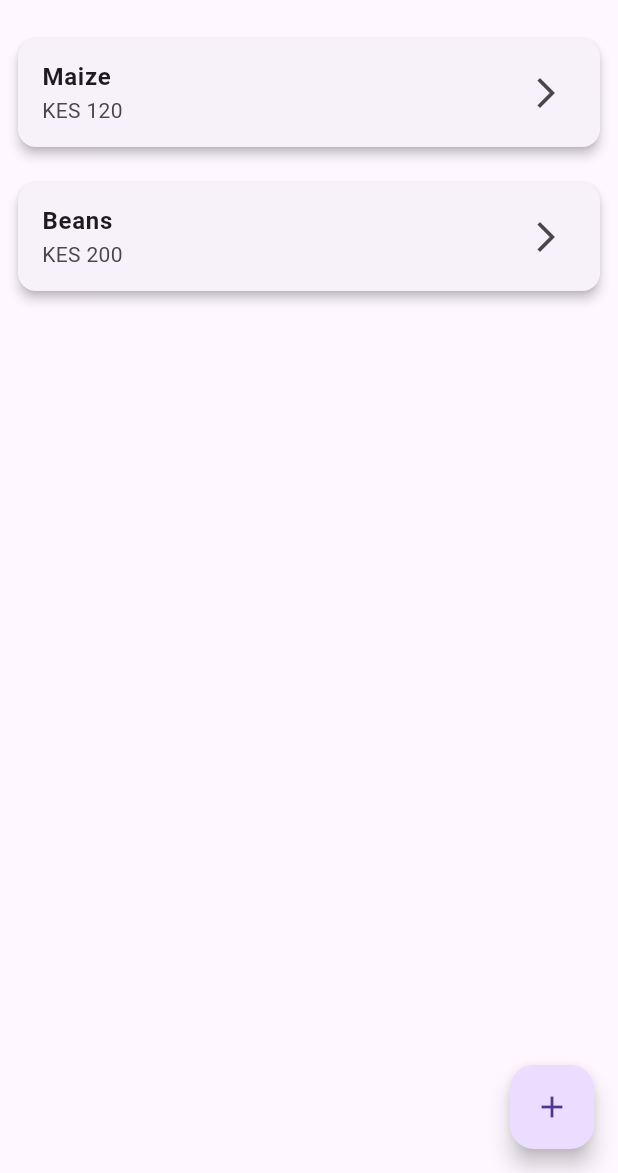
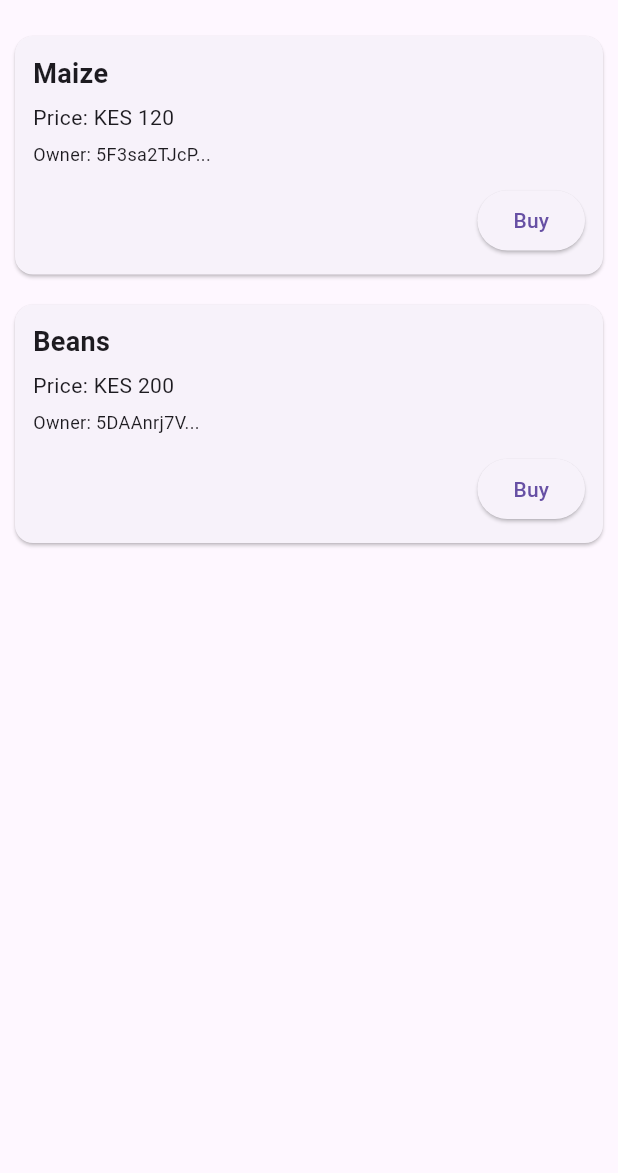
Before and after one commit to Clyn1/Polkadot-Market-Place-App, a Flutter app: the screen it shows after launch, on a phone screen of 412 x 824 dp, the part 63-1236 px from its top. Run offline on Flutter 3.47's test engine with Material 3 defaults, Android fonts, the phone set to English and light mode, and no system bars.

Commit message:
updated product listg with buy  button

```diff
--- a/lib/features/home/home_screen.dart
+++ b/lib/features/home/home_screen.dart
@@ -32,12 +32,6 @@ class HomeScreen extends StatelessWidget {
           return ProductCard(product: products[index]);
         },
       ),
-      floatingActionButton: FloatingActionButton(
-        onPressed: () {
-          // Navigate to create product (next step)
-        },
-        child: const Icon(Icons.add),
-      ),
     );
   }
 }
--- a/lib/features/home/product_card.dart
+++ b/lib/features/home/product_card.dart
@@ -1,32 +1,75 @@
 import 'package:flutter/material.dart';
 import '../../models/product.dart';
-import 'product_detail_screen.dart';
 
 class ProductCard extends StatelessWidget {
   final Product product;
 
   const ProductCard({super.key, required this.product});
 
+  void _showBuyDialog(BuildContext context) {
+    showDialog(
+      context: context,
+      builder: (context) => AlertDialog(
+        title: const Text('Confirm Purchase'),
+        content: Text(
+          'Buy ${product.name} for KES ${product.price}?',
+        ),
+        actions: [
+          TextButton(
+            onPressed: () => Navigator.pop(context),
+            child: const Text('Cancel'),
+          ),
+          ElevatedButton(
+            onPressed: () {
+              Navigator.pop(context);
+              ScaffoldMessenger.of(context).showSnackBar(
+                SnackBar(
+                  content: Text(
+                    '✅ Purchase successful: ${product.name}',
+                  ),
+                ),
+              );
+            },
+            child: const Text('Buy'),
+          ),
+        ],
+      ),
+    );
+  }
+
   @override
   Widget build(BuildContext context) {
     return Card(
-      margin: const EdgeInsets.all(12),
-      elevation: 3,
-      child: ListTile(
-        title: Text(
-          product.name,
-          style: const TextStyle(fontWeight: FontWeight.bold),
+      margin: const EdgeInsets.all(10),
+      child: Padding(
+        padding: const EdgeInsets.all(12),
+        child: Column(
+          crossAxisAlignment: CrossAxisAlignment.start,
+          children: [
+            Text(
+              product.name,
+              style: const TextStyle(
+                fontSize: 18,
+                fontWeight: FontWeight.bold,
+              ),
+            ),
+            const SizedBox(height: 6),
+            Text('Price: KES ${product.price}'),
+            const SizedBox(height: 6),
+            Text(
+              'Owner: ${product.owner}',
+              style: const TextStyle(fontSize: 12),
+            ),
+            const SizedBox(height: 12),
+            Align(
+              alignment: Alignment.centerRight,
+              child: ElevatedButton(
+                onPressed: () => _showBuyDialog(context),
+                child: const Text('Buy'),
+              ),
+            ),
+          ],
         ),
-        subtitle: Text('KES ${product.price}'),
-        trailing: const Icon(Icons.arrow_forward_ios),
-        onTap: () {
-          Navigator.push(
-            context,
-            MaterialPageRoute(
-              builder: (_) => ProductDetailScreen(product: product),
-            ),
-          );
-        },
       ),
     );
   }
--- a/lib/main.dart
+++ b/lib/main.dart
@@ -1,4 +1,3 @@
-
 import 'package:flutter/material.dart';
 import 'features/home/home_screen.dart';
 
@@ -13,6 +12,10 @@ class MyApp extends StatelessWidget {
   Widget build(BuildContext context) {
     return MaterialApp(
       debugShowCheckedModeBanner: false,
+      title: 'Polkadot Marketplace',
+      theme: ThemeData(
+        primarySwatch: Colors.deepPurple,
+      ),
       home: HomeScreen(),
     );
   }
```
